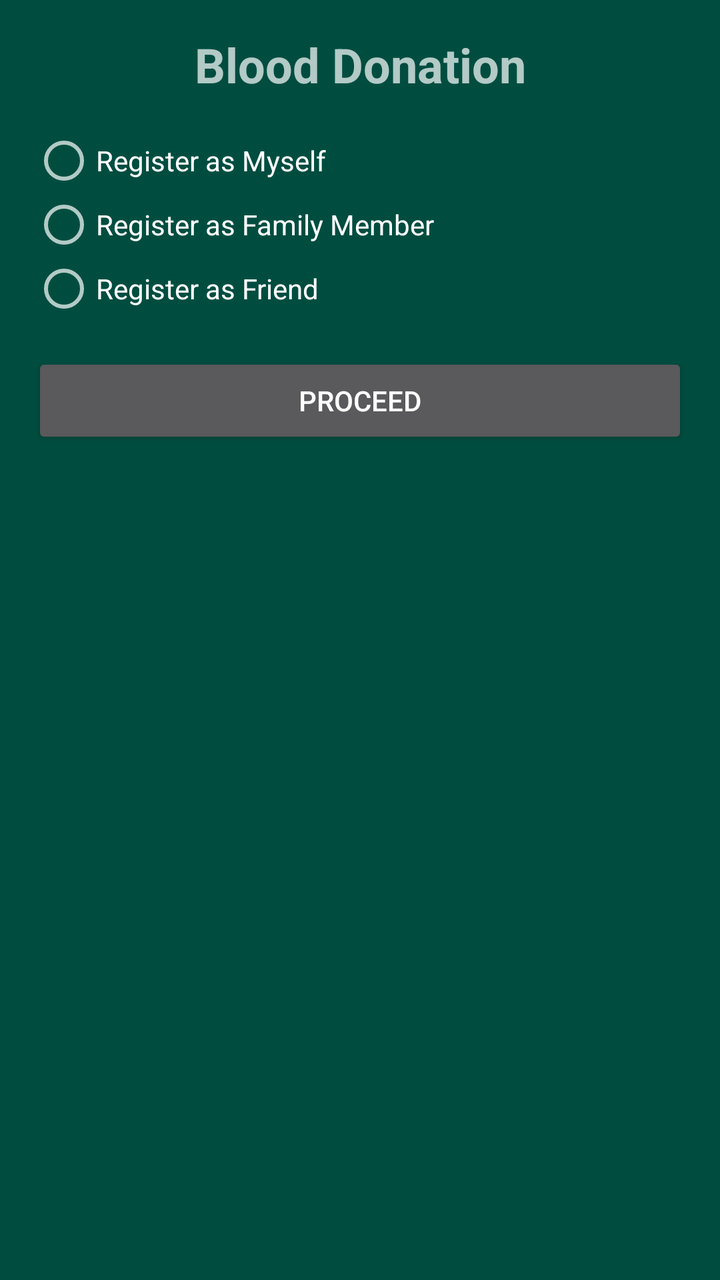
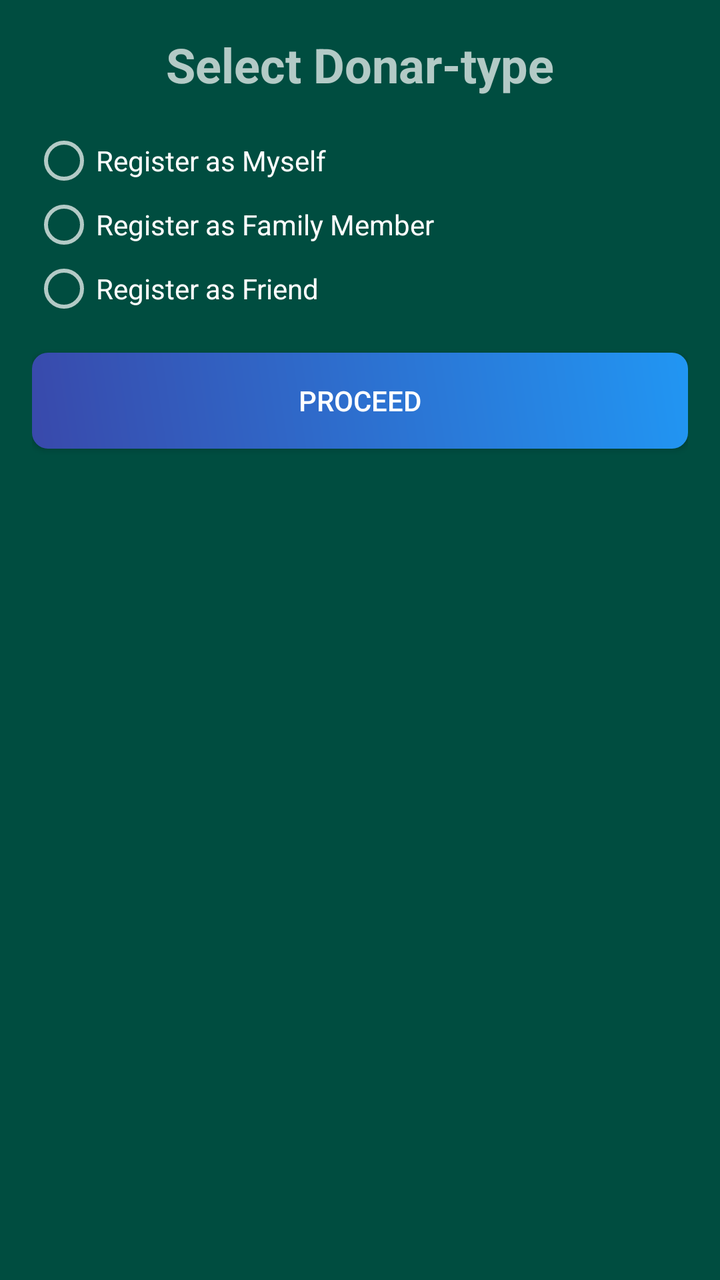

An Android layout rendered at two revisions. The XML below is the earlier revision; the diff shows what the commit changed to produce the second picture.
<!-- AndroidManifest.xml: application theme Theme.AppCompat -->
<!-- res/layout/activity_donar_type.xml -->
<?xml version="1.0" encoding="utf-8"?>
<LinearLayout xmlns:android="http://schemas.android.com/apk/res/android"
    android:layout_width="match_parent"
    android:layout_height="match_parent"
    android:background="#004D40"
    android:orientation="vertical"
    android:padding="16dp">

    
    <TextView
        android:layout_width="match_parent"
        android:layout_height="wrap_content"
        android:layout_marginBottom="16dp"
        android:gravity="center"
        android:text="Blood Donation"
        android:textSize="24sp"
        android:textStyle="bold" />

    
    <RadioGroup
        android:id="@+id/radioGroupDonationOptions"
        android:layout_width="match_parent"
        android:layout_height="wrap_content"
        android:orientation="vertical">

        
        <RadioButton
            android:id="@+id/radioMyself"
            android:layout_width="match_parent"
            android:layout_height="wrap_content"
            android:text="Register as Myself" />

        
        <RadioButton
            android:id="@+id/radioFamilyMember"
            android:layout_width="match_parent"
            android:layout_height="wrap_content"
            android:text="Register as Family Member" />
        
        <Spinner
            android:id="@+id/familyMemberSpinner"
            android:layout_width="match_parent"
            android:layout_height="wrap_content"
            android:layout_marginTop="16dp"
            android:entries="@array/family_members"
            android:visibility="gone" />

        
        <RadioButton
            android:id="@+id/radioFriend"
            android:layout_width="match_parent"
            android:layout_height="wrap_content"
            android:text="Register as Friend" />
    </RadioGroup>

    
    <Button
        android:id="@+id/btnProceed"
        android:layout_width="match_parent"
        android:layout_height="wrap_content"
        android:layout_marginTop="16dp"
        android:text="Proceed" />
</LinearLayout>
<!-- resources referenced by this layout -->
<resources>
  <string-array name="family_members">
          <item>Select</item>
          <item>Mother</item>
          <item>Father</item>
          <item>Son</item>
          <item>Daughter</item>
          <item>Other</item>
      </string-array>
</resources>

<!-- the commit's change to res/layout/activity_donar_type.xml (unified diff, before → after) -->
@@ -12,7 +12,7 @@
         android:layout_height="wrap_content"
         android:layout_marginBottom="16dp"
         android:gravity="center"
-        android:text="Blood Donation"
+        android:text="Select Donar-type"
         android:textSize="24sp"
         android:textStyle="bold" />
 
@@ -42,6 +42,7 @@
             android:layout_width="match_parent"
             android:layout_height="wrap_content"
             android:layout_marginTop="16dp"
+            android:layout_marginBottom="10dp"
             android:entries="@array/family_members"
             android:visibility="gone" />
 
@@ -57,6 +58,7 @@
     <Button
         android:id="@+id/btnProceed"
         android:layout_width="match_parent"
+        android:background="@drawable/bg_blue_button"
         android:layout_height="wrap_content"
         android:layout_marginTop="16dp"
         android:text="Proceed" />
<!-- resource entries referenced after the edit -->
@@ -1,12 +1,18 @@
 <!-- resources referenced by this layout -->
 <resources>
   <string-array name="family_members">
-          <item>Select</item>
           <item>Mother</item>
           <item>Father</item>
           <item>Son</item>
           <item>Daughter</item>
-          <item>Other</item>
       </string-array>
+  <!-- drawable bg_blue_button (drawable) -->
+  <shape xmlns:android="http://schemas.android.com/apk/res/android">
+      <gradient
+          android:angle="45"
+          android:endColor="#2196F3"
+          android:startColor="#3949AB" />
+      <corners android:radius="8dp" />
+  </shape>
 </resources>
 
